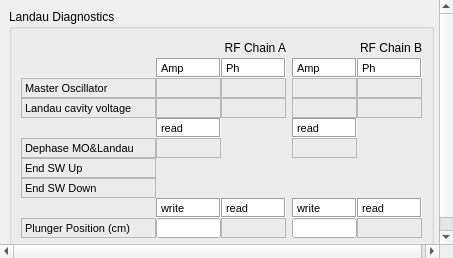
Before: the Qt Designer form src/llrfgui/widgets/landaudiag/ui/LandauDiag.ui in amilan/app-maxiv-llrfexpert, drawn with Qt 5.
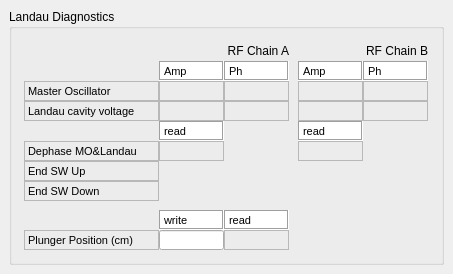
After: the same form once the commit is applied. Custom widgets are drawn as their Qt base class.

Commit message:
Fix landau potentiometers connections.
Landau potentiometers are now connected with the proper attributes.

What changed in the file:
```diff
--- a/src/llrfgui/widgets/landaudiag/ui/LandauDiag.ui
+++ b/src/llrfgui/widgets/landaudiag/ui/LandauDiag.ui
@@ -7,7 +7,7 @@
     <x>0</x>
     <y>0</y>
     <width>453</width>
-    <height>258</height>
+    <height>274</height>
    </rect>
   </property>
   <property name="windowTitle">
@@ -34,7 +34,7 @@
         <x>0</x>
         <y>0</y>
         <width>453</width>
-        <height>258</height>
+        <height>274</height>
        </rect>
       </property>
       <layout class="QGridLayout" name="gridLayout_2">
@@ -553,269 +553,6 @@
               </property>
              </widget>
             </item>
-            <item row="9" column="0">
-             <widget class="QLabel" name="label_221">
-              <property name="sizePolicy">
-               <sizepolicy hsizetype="Fixed" vsizetype="Fixed">
-                <horstretch>0</horstretch>
-                <verstretch>0</verstretch>
-               </sizepolicy>
-              </property>
-              <property name="minimumSize">
-               <size>
-                <width>65</width>
-                <height>20</height>
-               </size>
-              </property>
-              <property name="maximumSize">
-               <size>
-                <width>65</width>
-                <height>20</height>
-               </size>
-              </property>
-              <property name="palette">
-               <palette>
-                <active>
-                 <colorrole role="Base">
-                  <brush brushstyle="SolidPattern">
-                   <color alpha="255">
-                    <red>255</red>
-                    <green>255</green>
-                    <blue>255</blue>
-                   </color>
-                  </brush>
-                 </colorrole>
-                 <colorrole role="Window">
-                  <brush brushstyle="SolidPattern">
-                   <color alpha="255">
-                    <red>255</red>
-                    <green>255</green>
-                    <blue>255</blue>
-                   </color>
-                  </brush>
-                 </colorrole>
-                </active>
-                <inactive>
-                 <colorrole role="Base">
-                  <brush brushstyle="SolidPattern">
-                   <color alpha="255">
-                    <red>255</red>
-                    <green>255</green>
-                    <blue>255</blue>
-                   </color>
-                  </brush>
-                 </colorrole>
-                 <colorrole role="Window">
-                  <brush brushstyle="SolidPattern">
-                   <color alpha="255">
-                    <red>255</red>
-                    <green>255</green>
-                    <blue>255</blue>
-                   </color>
-                  </brush>
-                 </colorrole>
-                </inactive>
-                <disabled>
-                 <colorrole role="Base">
-                  <brush brushstyle="SolidPattern">
-                   <color alpha="255">
-                    <red>255</red>
-                    <green>255</green>
-                    <blue>255</blue>
-                   </color>
-                  </brush>
-                 </colorrole>
-                 <colorrole role="Window">
-                  <brush brushstyle="SolidPattern">
-                   <color alpha="255">
-                    <red>255</red>
-                    <green>255</green>
-                    <blue>255</blue>
-                   </color>
-                  </brush>
-                 </colorrole>
-                </disabled>
-               </palette>
-              </property>
-              <property name="font">
-               <font>
-                <pointsize>8</pointsize>
-               </font>
-              </property>
-              <property name="autoFillBackground">
-               <bool>true</bool>
-              </property>
-              <property name="frameShape">
-               <enum>QFrame::Box</enum>
-              </property>
-              <property name="frameShadow">
-               <enum>QFrame::Sunken</enum>
-              </property>
-              <property name="text">
-               <string>write</string>
-              </property>
-             </widget>
-            </item>
-            <item row="9" column="1">
-             <widget class="QLabel" name="label_222">
-              <property name="sizePolicy">
-               <sizepolicy hsizetype="Fixed" vsizetype="Fixed">
-                <horstretch>0</horstretch>
-                <verstretch>0</verstretch>
-               </sizepolicy>
-              </property>
-              <property name="minimumSize">
-               <size>
-                <width>65</width>
-                <height>20</height>
-               </size>
-              </property>
-              <property name="maximumSize">
-               <size>
-                <width>65</width>
-                <height>20</height>
-               </size>
-              </property>
-              <property name="palette">
-               <palette>
-                <active>
-                 <colorrole role="Base">
-                  <brush brushstyle="SolidPattern">
-                   <color alpha="255">
-                    <red>255</red>
-                    <green>255</green>
-                    <blue>255</blue>
-                   </color>
-                  </brush>
-                 </colorrole>
-                 <colorrole role="Window">
-                  <brush brushstyle="SolidPattern">
-                   <color alpha="255">
-                    <red>255</red>
-                    <green>255</green>
-                    <blue>255</blue>
-                   </color>
-                  </brush>
-                 </colorrole>
-                </active>
-                <inactive>
-                 <colorrole role="Base">
-                  <brush brushstyle="SolidPattern">
-                   <color alpha="255">
-                    <red>255</red>
-                    <green>255</green>
-                    <blue>255</blue>
-                   </color>
-                  </brush>
-                 </colorrole>
-                 <colorrole role="Window">
-                  <brush brushstyle="SolidPattern">
-                   <color alpha="255">
-                    <red>255</red>
-                    <green>255</green>
-                    <blue>255</blue>
-                   </color>
-                  </brush>
-                 </colorrole>
-                </inactive>
-                <disabled>
-                 <colorrole role="Base">
-                  <brush brushstyle="SolidPattern">
-                   <color alpha="255">
-                    <red>255</red>
-                    <green>255</green>
-                    <blue>255</blue>
-                   </color>
-                  </brush>
-                 </colorrole>
-                 <colorrole role="Window">
-                  <brush brushstyle="SolidPattern">
-                   <color alpha="255">
-                    <red>255</red>
-                    <green>255</green>
-                    <blue>255</blue>
-                   </color>
-                  </brush>
-                 </colorrole>
-                </disabled>
-               </palette>
-              </property>
-              <property name="font">
-               <font>
-                <pointsize>8</pointsize>
-               </font>
-              </property>
-              <property name="autoFillBackground">
-               <bool>true</bool>
-              </property>
-              <property name="frameShape">
-               <enum>QFrame::Box</enum>
-              </property>
-              <property name="frameShadow">
-               <enum>QFrame::Sunken</enum>
-              </property>
-              <property name="text">
-               <string>read</string>
-              </property>
-             </widget>
-            </item>
-            <item row="10" column="1">
-             <widget class="TaurusLabel" name="tauValueLabel_plunger_posB">
-              <property name="minimumSize">
-               <size>
-                <width>65</width>
-                <height>20</height>
-               </size>
-              </property>
-              <property name="maximumSize">
-               <size>
-                <width>65</width>
-                <height>20</height>
-               </size>
-              </property>
-              <property name="font">
-               <font>
-                <pointsize>7</pointsize>
-               </font>
-              </property>
-              <property name="frameShape">
-               <enum>QFrame::StyledPanel</enum>
-              </property>
-             </widget>
-            </item>
-            <item row="10" column="0">
-             <widget class="TaurusValueLineEdit" name="lineEdit_plungerB">
-              <property name="sizePolicy">
-               <sizepolicy hsizetype="Fixed" vsizetype="Fixed">
-                <horstretch>0</horstretch>
-                <verstretch>0</verstretch>
-               </sizepolicy>
-              </property>
-              <property name="minimumSize">
-               <size>
-                <width>65</width>
-                <height>20</height>
-               </size>
-              </property>
-              <property name="maximumSize">
-               <size>
-                <width>65</width>
-                <height>20</height>
-               </size>
-              </property>
-              <property name="font">
-               <font>
-                <pointsize>8</pointsize>
-               </font>
-              </property>
-              <property name="frame">
-               <bool>true</bool>
-              </property>
-              <property name="autoApply" stdset="0">
-               <bool>false</bool>
-              </property>
-             </widget>
-            </item>
            </layout>
           </item>
           <item row="0" column="0">
@@ -823,33 +560,6 @@
             <property name="spacing">
              <number>0</number>
             </property>
-            <item row="10" column="0">
-             <widget class="QLabel" name="label_213">
-              <property name="minimumSize">
-               <size>
-                <width>135</width>
-                <height>20</height>
-               </size>
-              </property>
-              <property name="maximumSize">
-               <size>
-                <width>135</width>
-                <height>20</height>
-               </size>
-              </property>
-              <property name="font">
-               <font>
-                <pointsize>8</pointsize>
-               </font>
-              </property>
-              <property name="frameShape">
-               <enum>QFrame::StyledPanel</enum>
-              </property>
-              <property name="text">
-               <string>Plunger Position (cm)</string>
-              </property>
-             </widget>
-            </item>
             <item row="2" column="2">
              <widget class="TaurusLabel" name="tauValueLabel_master_oscillator_phA">
               <property name="minimumSize">
@@ -1492,7 +1202,14 @@
               </property>
              </widget>
             </item>
-            <item row="9" column="1">
+           </layout>
+          </item>
+          <item row="1" column="0">
+           <layout class="QGridLayout" name="gridLayout_5">
+            <property name="spacing">
+             <number>0</number>
+            </property>
+            <item row="0" column="1">
              <widget class="QLabel" name="label_218">
               <property name="sizePolicy">
                <sizepolicy hsizetype="Fixed" vsizetype="Fixed">
@@ -1595,7 +1312,7 @@
               </property>
              </widget>
             </item>
-            <item row="9" column="2">
+            <item row="0" column="2">
              <widget class="QLabel" name="label_220">
               <property name="sizePolicy">
                <sizepolicy hsizetype="Fixed" vsizetype="Fixed">
@@ -1698,31 +1415,34 @@
               </property>
              </widget>
             </item>
-            <item row="10" column="2">
-             <widget class="TaurusLabel" name="tauValueLabel_plunger_posA">
+            <item row="1" column="0">
+             <widget class="QLabel" name="label_213">
               <property name="minimumSize">
                <size>
-                <width>65</width>
+                <width>135</width>
                 <height>20</height>
                </size>
               </property>
               <property name="maximumSize">
                <size>
-                <width>65</width>
+                <width>135</width>
                 <height>20</height>
                </size>
               </property>
               <property name="font">
                <font>
-                <pointsize>7</pointsize>
+                <pointsize>8</pointsize>
                </font>
               </property>
               <property name="frameShape">
                <enum>QFrame::StyledPanel</enum>
               </property>
+              <property name="text">
+               <string>Plunger Position (cm)</string>
+              </property>
              </widget>
             </item>
-            <item row="10" column="1">
+            <item row="1" column="1">
              <widget class="TaurusValueLineEdit" name="lineEdit_plungerA">
               <property name="sizePolicy">
                <sizepolicy hsizetype="Fixed" vsizetype="Fixed">
@@ -1755,6 +1475,30 @@
               </property>
              </widget>
             </item>
+            <item row="1" column="2">
+             <widget class="TaurusLabel" name="tauValueLabel_plunger_posA">
+              <property name="minimumSize">
+               <size>
+                <width>65</width>
+                <height>20</height>
+               </size>
+              </property>
+              <property name="maximumSize">
+               <size>
+                <width>65</width>
+                <height>20</height>
+               </size>
+              </property>
+              <property name="font">
+               <font>
+                <pointsize>7</pointsize>
+               </font>
+              </property>
+              <property name="frameShape">
+               <enum>QFrame::StyledPanel</enum>
+              </property>
+             </widget>
+            </item>
            </layout>
           </item>
          </layout>
```
The commit also changes 2 other files.
